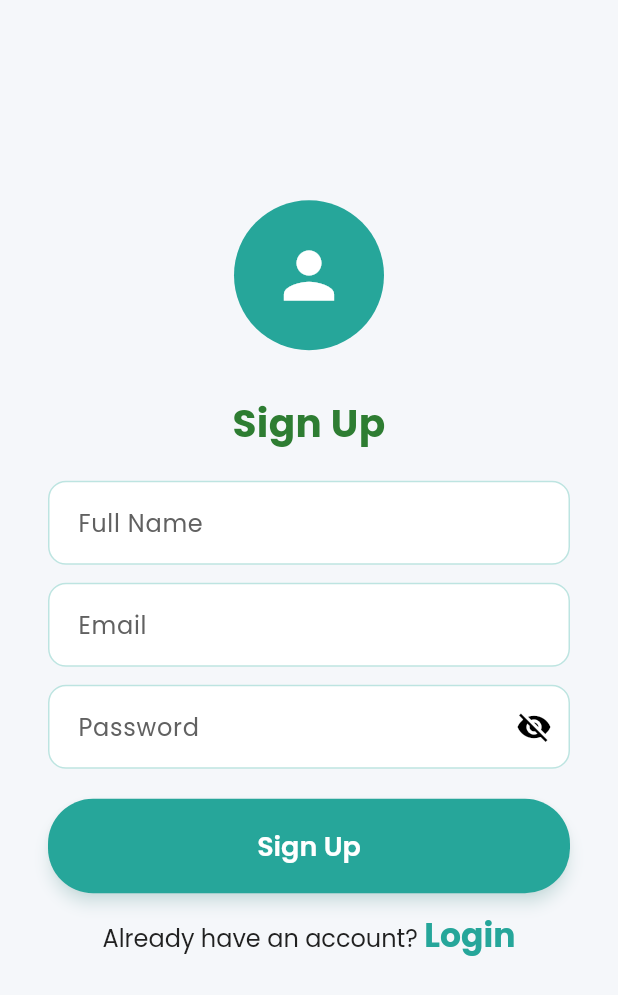
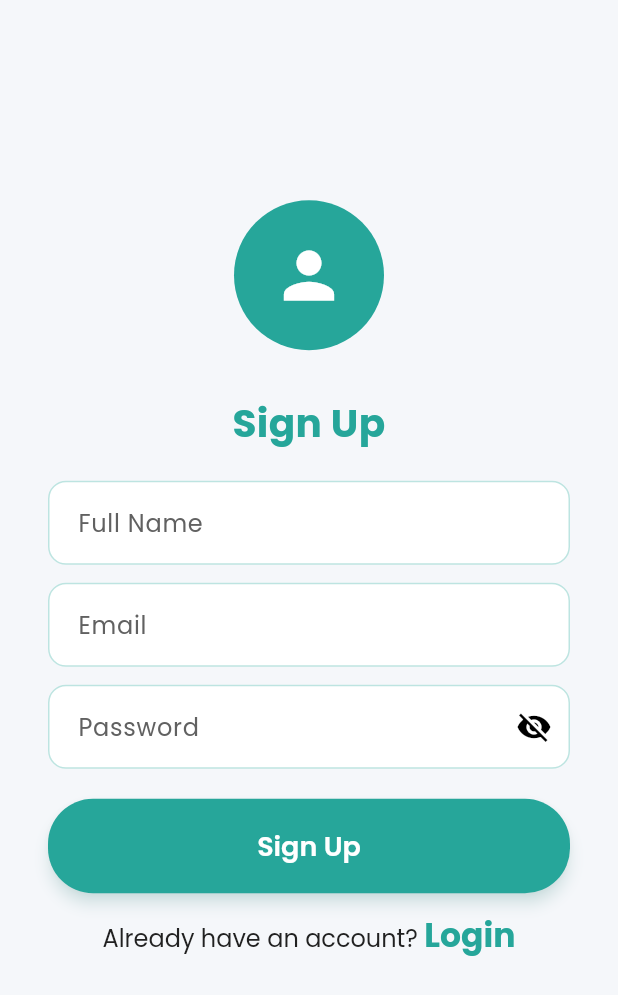
Before and after one commit to Linus-sys46/ecotrack, a Flutter app: the SignUpScreen screen opened by its route, on a phone screen of 412 x 824 dp. Shown: the top 995 px of the screen. Run offline on Flutter 3.47's test engine with Material 3 defaults, Android fonts, the phone set to English and light mode, and no system bars; our stand-ins replace fl_chart, google_fonts, supabase_flutter; accounts and stored records are empty.

Commit message:
refactor: remove unused screens and models

```diff
--- a/lib/app.dart
+++ /dev/null
@@ -1 +0,0 @@
-// app widget setup and routing
--- a/lib/config/theme.dart
+++ b/lib/config/theme.dart
@@ -126,20 +126,20 @@ class AppTheme {
     ),
     navigationBarTheme: NavigationBarThemeData(
       backgroundColor: Colors.white,
-      indicatorColor: accentColor.withAlpha(51), // Sunny Yellow highlight
+      indicatorColor: accentColor.withAlpha(51),
       labelTextStyle: WidgetStateProperty.resolveWith<TextStyle?>(
         (states) {
           if (states.contains(WidgetState.selected)) {
             return GoogleFonts.poppins(
               fontSize: 12,
               fontWeight: FontWeight.w600,
-              color: textPrimary, // Charcoal for active label
+              color: textPrimary,
             );
           }
           return GoogleFonts.poppins(
             fontSize: 12,
             fontWeight: FontWeight.w400,
-            color: textSecondary.withAlpha(204), // Slightly more visible
+            color: textSecondary.withAlpha(204),
           );
         },
       ),
@@ -147,18 +147,18 @@ class AppTheme {
         (states) {
           if (states.contains(WidgetState.selected)) {
             return IconThemeData(
-              color: textPrimary, // Charcoal for active icons
+              color: textPrimary,
               size: 28,
             );
           }
           return IconThemeData(
-            color: textSecondary.withAlpha(204), // Slightly more visible
+            color: textSecondary.withAlpha(204),
             size: 28,
           );
         },
       ),
-      height: 70, // Increased height for better visibility
-      elevation: 5, // Add shadow for depth
+      height: 70,
+      elevation: 5,
     ),
   );
 }
--- a/lib/main.dart
+++ b/lib/main.dart
@@ -22,7 +22,7 @@ class MyApp extends StatelessWidget {
       debugShowCheckedModeBanner: false,
       title: AppConstants.appName,
       theme: AppTheme.lightTheme,
-      initialRoute: '/dashboard',
+      initialRoute: '/',
       onGenerateRoute: AppRoutes.generateRoute,
     );
   }
--- a/lib/models/activity.dart
+++ /dev/null
@@ -1 +0,0 @@
-// activity log model
--- a/lib/models/goal.dart
+++ /dev/null
@@ -1 +0,0 @@
-// goal model
--- a/lib/models/user.dart
+++ /dev/null
@@ -1 +0,0 @@
-// user data model
--- a/lib/screens/auth/signup_screen.dart
+++ b/lib/screens/auth/signup_screen.dart
@@ -80,7 +80,7 @@ class _SignUpScreenState extends State<SignUpScreen> {
       SnackBar(
         content: Text("Successfully registered!"),
         backgroundColor: Colors
-                .green, // Replace with AppTheme.primaryColor if applicable
+            .green,
       ),
     );
 
@@ -104,13 +104,12 @@ class _SignUpScreenState extends State<SignUpScreen> {
 @override
 Widget build(BuildContext context) {
 return Scaffold(
-      resizeToAvoidBottomInset: false, // Prevents screen content from moving up
+  resizeToAvoidBottomInset: false,
   body: Stack(
     children: [
-          // Solid color for the status bar area
       Container(
-            height: MediaQuery.of(context).padding.top, // Covers the status bar
-            color: AppTheme.primaryColor, // Same color as the buttons
+        height: MediaQuery.of(context).padding.top,
+        color: AppTheme.primaryColor,
       ),
       SafeArea(
         child: Center(
@@ -137,11 +136,10 @@ class _SignUpScreenState extends State<SignUpScreen> {
                   textAlign: TextAlign.center,
                   style:
                       AppTheme.lightTheme.textTheme.displayLarge?.copyWith(
-                        color: AppTheme.secondaryColor,
+                    color: AppTheme.primaryColor,
                   ),
                 ),
                 const SizedBox(height: 20),
-                    // Full Name Field
                 TextField(
                   controller: fullNameController,
                   decoration: InputDecoration(
@@ -150,7 +148,7 @@ class _SignUpScreenState extends State<SignUpScreen> {
                     border: OutlineInputBorder(
                       borderRadius: BorderRadius.circular(30),
                       borderSide: const BorderSide(
-                              color: AppTheme.primaryColor), // Use primaryColor
+                          color: AppTheme.primaryColor),
                     ),
                     filled: true,
                     fillColor: Colors.white,
@@ -159,8 +157,6 @@ class _SignUpScreenState extends State<SignUpScreen> {
                 ),
 
                 const SizedBox(height: 12),
-
-                    // Email Field
                 TextField(
                   controller: emailController,
                   decoration: InputDecoration(
@@ -169,7 +165,7 @@ class _SignUpScreenState extends State<SignUpScreen> {
                     border: OutlineInputBorder(
                       borderRadius: BorderRadius.circular(30),
                       borderSide: const BorderSide(
-                              color: AppTheme.primaryColor), // Use primaryColor
+                          color: AppTheme.primaryColor),
                     ),
                     filled: true,
                     fillColor: Colors.white,
@@ -182,8 +178,6 @@ class _SignUpScreenState extends State<SignUpScreen> {
                 ),
 
                 const SizedBox(height: 12),
-
-                    // Password Field with Show/Hide Icon
                 TextField(
                   controller: passwordController,
                   decoration: InputDecoration(
@@ -192,7 +186,7 @@ class _SignUpScreenState extends State<SignUpScreen> {
                     border: OutlineInputBorder(
                       borderRadius: BorderRadius.circular(30),
                       borderSide: const BorderSide(
-                              color: AppTheme.primaryColor), // Use primaryColor
+                          color: AppTheme.primaryColor),
                     ),
                     filled: true,
                     fillColor: Colors.white,
@@ -230,7 +224,7 @@ class _SignUpScreenState extends State<SignUpScreen> {
                         onPressed: _signup,
                         style: ElevatedButton.styleFrom(
                           backgroundColor:
-                                  AppTheme.primaryColor, // Use primaryColor
+                              AppTheme.primaryColor,
                           foregroundColor: Colors.white,
                           padding: const EdgeInsets.symmetric(vertical: 18),
                           shape: RoundedRectangleBorder(
@@ -248,14 +242,12 @@ class _SignUpScreenState extends State<SignUpScreen> {
                       ),
 
                 const SizedBox(height: 12),
-
-                    // Already have an account
                 RichText(
                   textAlign: TextAlign.center,
                   text: TextSpan(
                     text: "Already have an account? ",
                     style: AppTheme.lightTheme.textTheme
-                            .bodyLarge, // Correct usage of AppTheme.textTheme
+                        .bodyLarge,
                     children: [
                       TextSpan(
                         text: "Login",
@@ -263,7 +255,7 @@ class _SignUpScreenState extends State<SignUpScreen> {
                             ?.copyWith(
                           color: AppTheme.primaryColor,
                           fontWeight: FontWeight.bold,
-                            ), // Correct usage of AppTheme.textTheme
+                        ),
                         recognizer: TapGestureRecognizer()
                           ..onTap = () {
                             Navigator.pushNamed(context, '/login');
```
Also changed, not shown: lib/screens/auth/login_screen.dart (+4 -12 lines), lib/screens/inputs/input_screen.dart (+58 -41 lines), lib/screens/logging/log_activity_card.dart (deleted, +0 -166 lines), lib/screens/profile/profile_screen.dart (+3 -5 lines), lib/screens/welcome/welcome_screen.dart (+8 -16 lines), lib/screens/welcome_screen.dart (deleted, +0 -52 lines), lib/screens/goals/goal_setting_screen.dart (deleted), lib/screens/onboarding/onboarding_screen.dart (deleted). Lines whose indentation alone changed are shown as unchanged.
